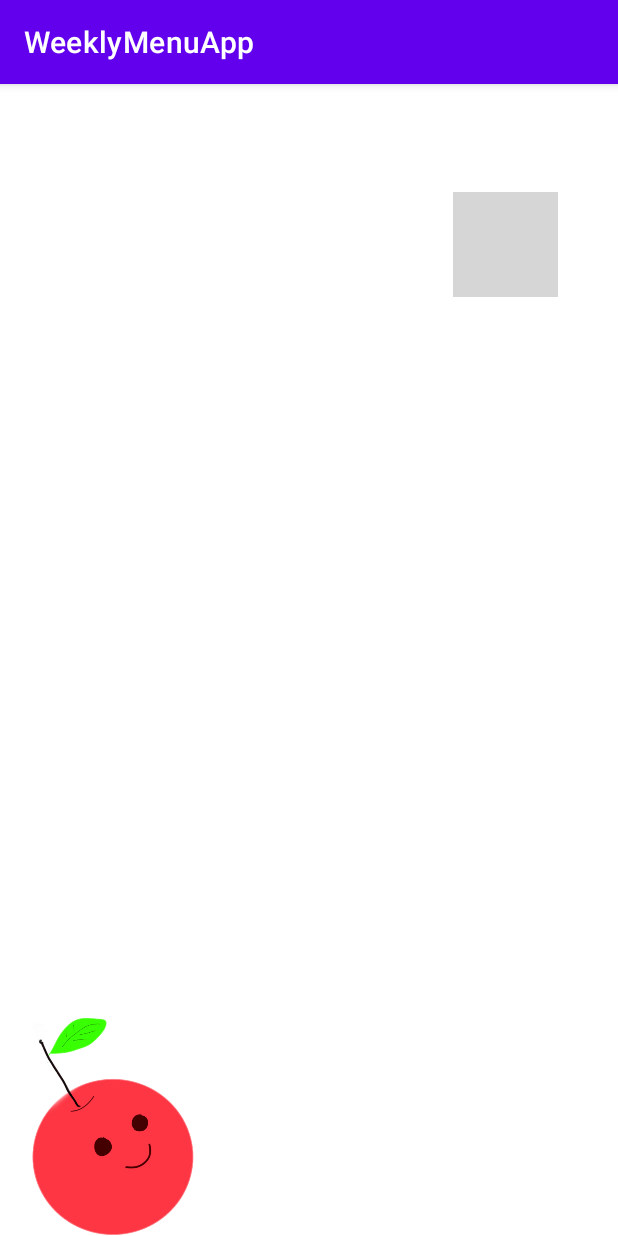
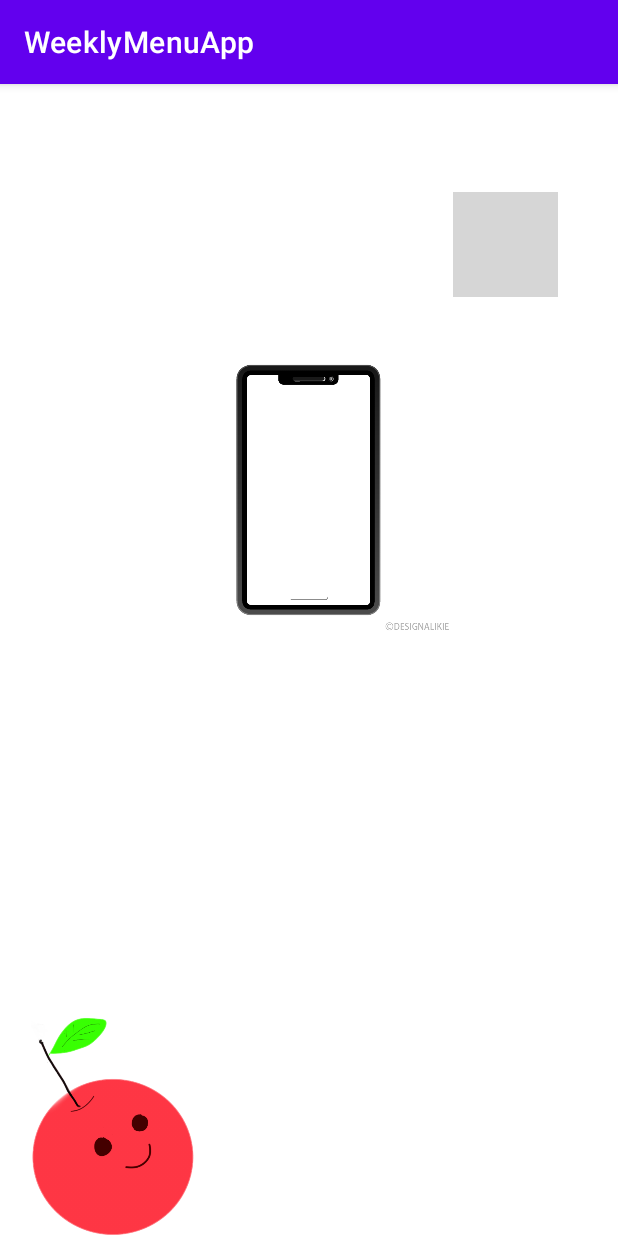
Before and after one commit to nao-sato/WeeklyMenuApp, an Android app: the screen it shows after launch (MainActivity), on a phone screen of 412 x 824 dp. Run offline under Robolectric (Android 15) with nearby library versions, the light colour scheme and no system bars; our stand-ins replace data binding; grey boxes are pictures that could not be loaded.

Commit message:
画像の追加。 アニメーションの追加

```diff
--- a/app/src/main/java/com/example/weeklymenuapp/MainActivity.kt
+++ b/app/src/main/java/com/example/weeklymenuapp/MainActivity.kt
@@ -11,8 +11,6 @@ import com.example.weeklymenuapp.databinding.ActivityMainBinding
 class MainActivity : AppCompatActivity() {
 
     private lateinit var binding: ActivityMainBinding
-
-
 
     override fun onCreate(savedInstanceState: Bundle?) {
         super.onCreate(savedInstanceState)
@@ -35,7 +33,8 @@ class MainActivity : AppCompatActivity() {
             binding.F1,
             binding.F2,
             binding.F3,
-            binding.F4
+            binding.F4,
+            binding.phone
         )
 
         val animList : List<Int> = listOf(
@@ -43,19 +42,21 @@ class MainActivity : AppCompatActivity() {
             R.anim.anim_foods1,
             R.anim.anim_foods2,
             R.anim.anim_foods3,
-            R.anim.anim_foods4
+            R.anim.anim_foods4,
+            R.anim.anim_foods5,
+            R.anim.anim_phone1
         )
 
-        setAnim(imageList[0],R.anim.anim_apple1)
+        setAnim(imageList[0], R.anim.anim_apple1)
 
         for (i in 1..4){
-            setAnim(imageList[i],animList[i])
+            setAnim(imageList[i], animList[i])
         }
+
+        setAnim(imageList[5], animList[6])
     }
 
     private fun setAnim(image:View, anim:Int){
         image.startAnimation(AnimationUtils.loadAnimation(this, anim))
     }
-
-
 }
--- /dev/null
+++ b/app/src/main/res/anim/anim_foods5.xml
@@ -0,0 +1,4 @@
+<?xml version="1.0" encoding="utf-8"?>
+<set xmlns:android="http://schemas.android.com/apk/res/android">
+
+</set>
--- /dev/null
+++ b/app/src/main/res/anim/anim_phone1.xml
@@ -0,0 +1,10 @@
+<?xml version="1.0" encoding="utf-8"?>
+<set xmlns:android="http://schemas.android.com/apk/res/android">
+    <translate
+        android:duration="600"
+        android:fromYDelta="300%"
+        android:toYDelta="50"
+        android:startOffset="4000"
+        />
+
+</set>
--- a/app/src/main/res/layout/activity_main.xml
+++ b/app/src/main/res/layout/activity_main.xml
@@ -56,6 +56,17 @@
             app:layout_constraintEnd_toEndOf="parent"
             app:layout_constraintTop_toBottomOf="@+id/F3" />
 
+        <ImageView
+            android:id="@+id/phone"
+            android:layout_width="200dp"
+            android:layout_height="200dp"
+            android:src="@drawable/phone"
+            app:layout_constraintBottom_toBottomOf="parent"
+            app:layout_constraintEnd_toStartOf="@+id/F4"
+            app:layout_constraintStart_toEndOf="@+id/F1"
+            app:layout_constraintTop_toTopOf="parent"
+            app:layout_constraintVertical_bias="0.301" />
+
 
     </androidx.constraintlayout.widget.ConstraintLayout>
 </layout>
```
